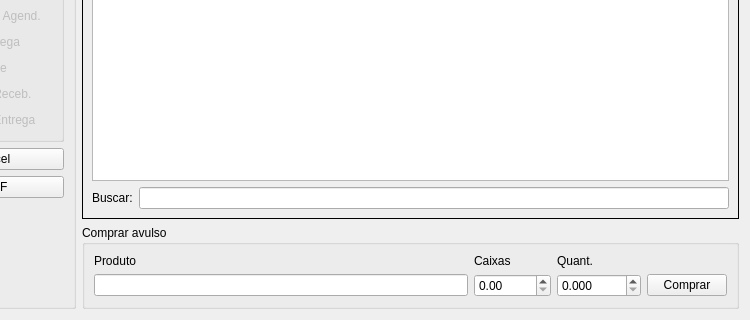
First picture: the form in ui/widgetcomprapendentes.ui, repository darktorres/ERP-STACCATO, before the edit; both pictures show x 96 to 846 and y 245 to 565 of the 846 by 565 pixel window.
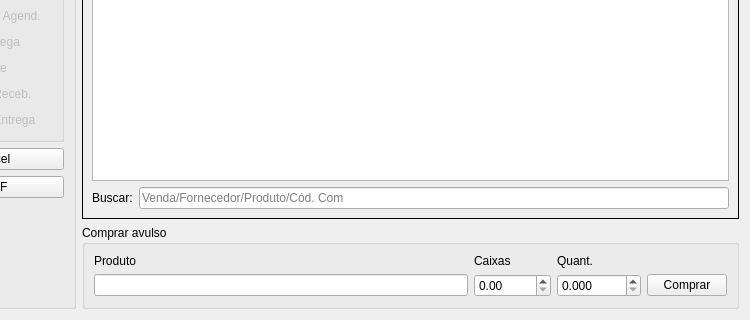
Second picture: the form after the edit. Custom widgets are drawn as their Qt base class.

Diff of the .ui file:
```diff
--- a/ui/widgetcomprapendentes.ui
+++ b/ui/widgetcomprapendentes.ui
@@ -276,7 +276,11 @@
      </property>
      <layout class="QGridLayout" name="gridLayout_2">
       <item row="2" column="1">
-       <widget class="QLineEdit" name="lineEditBusca"/>
+       <widget class="QLineEdit" name="lineEditBusca">
+        <property name="placeholderText">
+         <string>Venda/Fornecedor/Produto/Cód. Com</string>
+        </property>
+       </widget>
       </item>
       <item row="1" column="0" colspan="2">
        <widget class="TableView" name="table">
```
